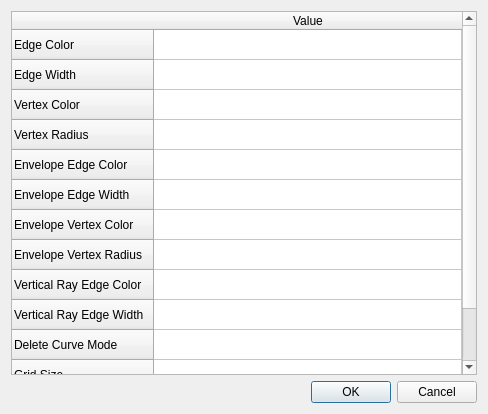
The window that demo/Arrangement_on_surface_2/ArrangementDemoPropertiesDialog.ui (MicroStar-Tech/cgal) describes before a commit, drawn with Qt 5.
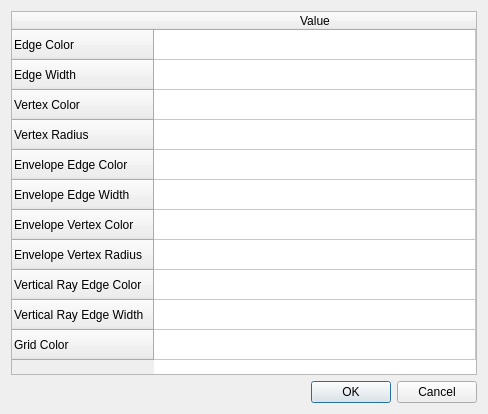
The same window after the commit.

What changed in the file:
```diff
--- a/demo/Arrangement_on_surface_2/ArrangementDemoPropertiesDialog.ui
+++ b/demo/Arrangement_on_surface_2/ArrangementDemoPropertiesDialog.ui
@@ -78,16 +78,6 @@
        <string>Vertical Ray Edge Width</string>
       </property>
      </row>
-     <row>
-      <property name="text">
-       <string>Delete Curve Mode</string>
-      </property>
-     </row>
-     <row>
-      <property name="text">
-       <string>Grid Size</string>
-      </property>
-     </row>
      <row>
       <property name="text">
        <string>Grid Color</string>
```
